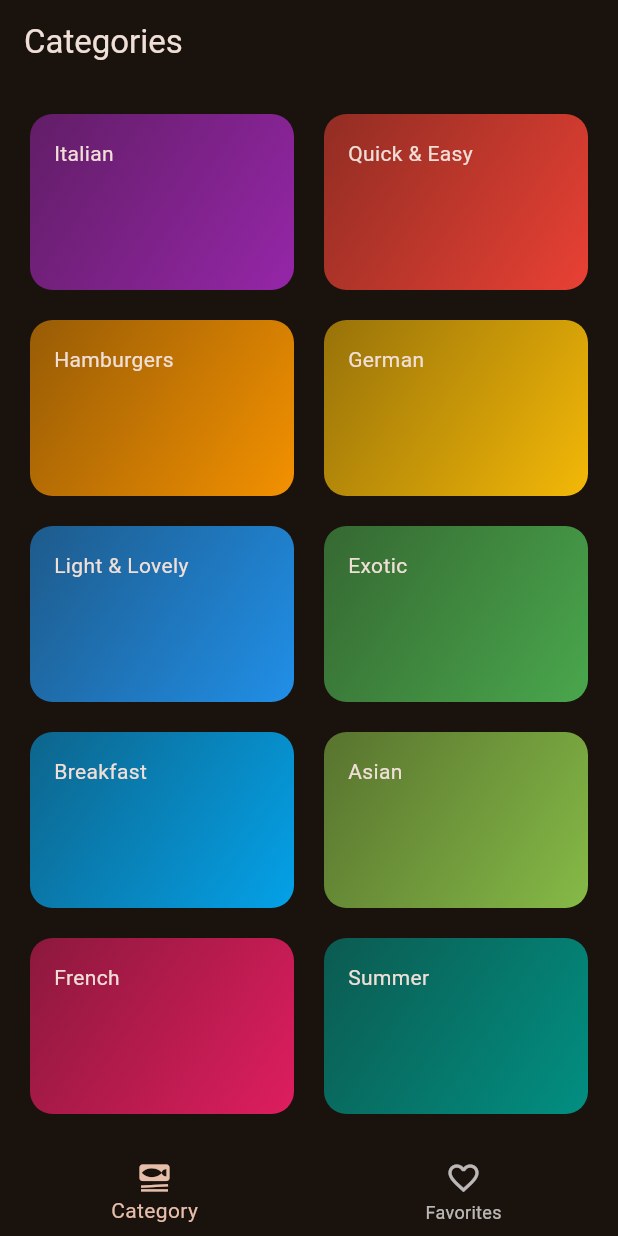
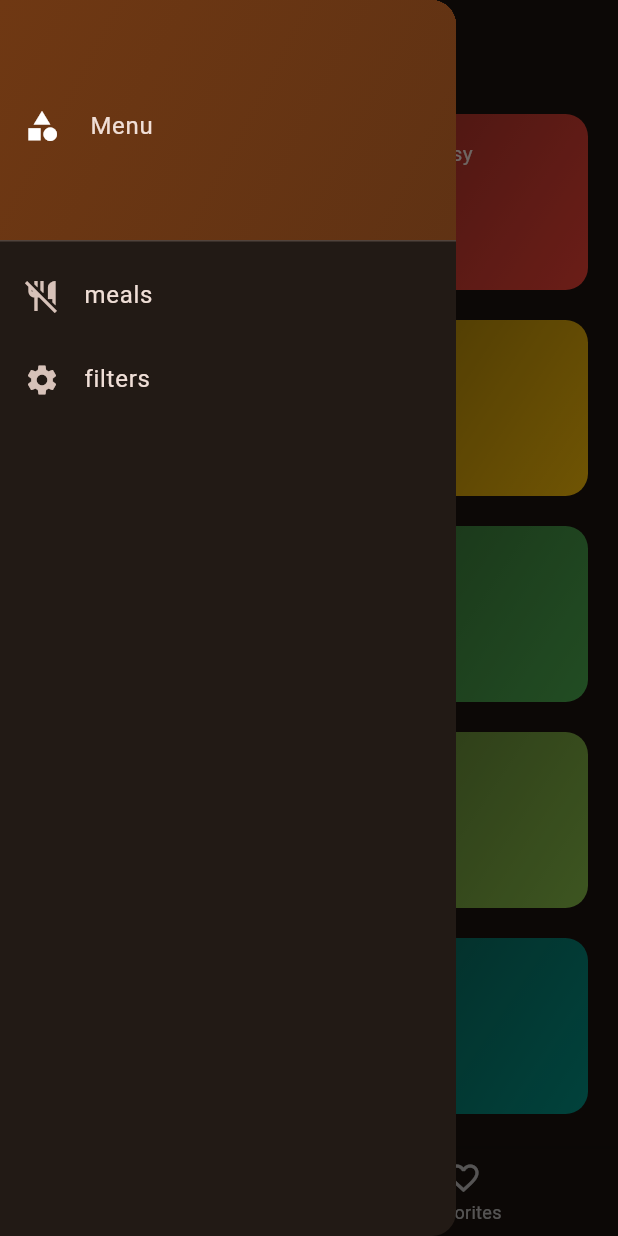
Before and after one commit to jemsonhexa/meal, a Flutter app: the screen it shows after launch, with the side drawer open (before the commit the screen has no drawer), on a phone screen of 412 x 824 dp. Run offline on Flutter 3.47's test engine with Material 3 defaults, Android fonts, the phone set to English and light mode, and no system bars; our stand-ins replace transparent_image.

Commit message:
changes filter

```diff
--- a/lib/main.dart
+++ b/lib/main.dart
@@ -1,7 +1,5 @@
 import 'package:flutter/material.dart';
 
-import 'package:google_fonts/google_fonts.dart';
-import 'package:internal/screens/categoty.dart';
 import 'package:internal/widgets/tabs.dart';
 
 final theme = ThemeData(
--- a/lib/screens/meal_detail.dart
+++ b/lib/screens/meal_detail.dart
@@ -9,7 +9,10 @@ class MealDetailScreen extends StatelessWidget {
   @override
   Widget build(BuildContext context) {
     return Scaffold(
-      appBar: AppBar(title: Text(mealItem.title, maxLines: 2)),
+      appBar: AppBar(
+        title: Text(mealItem.title, maxLines: 2),
+        actions: [IconButton(onPressed: () {}, icon: Icon(Icons.star))],
+      ),
 
       body: SingleChildScrollView(
         child: Column(
--- a/lib/widgets/category_item.dart
+++ b/lib/widgets/category_item.dart
@@ -1,6 +1,5 @@
 import 'package:flutter/material.dart';
 import 'package:internal/models/category.dart';
-import 'package:internal/screens/meals.dart';
 
 class CategoryItem extends StatelessWidget {
   const CategoryItem({
--- /dev/null
+++ b/lib/widgets/main_drawer.dart
@@ -0,0 +1,52 @@
+import 'package:flutter/material.dart';
+
+class MainDrawer extends StatelessWidget {
+  const MainDrawer({super.key, required this.onSelected});
+
+  final void Function(String title) onSelected;
+
+  @override
+  Widget build(BuildContext context) {
+    return Drawer(
+      child: Column(
+        children: [
+          DrawerHeader(
+            decoration: BoxDecoration(
+              gradient: LinearGradient(
+                colors: [
+                  Theme.of(context).colorScheme.primaryContainer,
+                  Theme.of(
+                    context,
+                  ).colorScheme.primaryContainer.withOpacity(0.8),
+                ],
+                begin: Alignment.topLeft,
+                end: Alignment.bottomRight,
+              ),
+            ),
+            child: Row(
+              children: [
+                Icon(Icons.category_sharp),
+                SizedBox(width: 20),
+                Text("Menu"),
+              ],
+            ),
+          ),
+          ListTile(
+            leading: Icon(Icons.no_meals),
+            title: Text("meals"),
+            onTap: () {
+              onSelected("meals");
+            },
+          ),
+          ListTile(
+            leading: Icon(Icons.settings),
+            title: Text("filters"),
+            onTap: () {
+              onSelected("filters");
+            },
+          ),
+        ],
+      ),
+    );
+  }
+}
```
Also changed, not shown: lib/screens/filters.dart (added, +77 -0 lines), lib/widgets/tabs.dart (+29 -0 lines).
